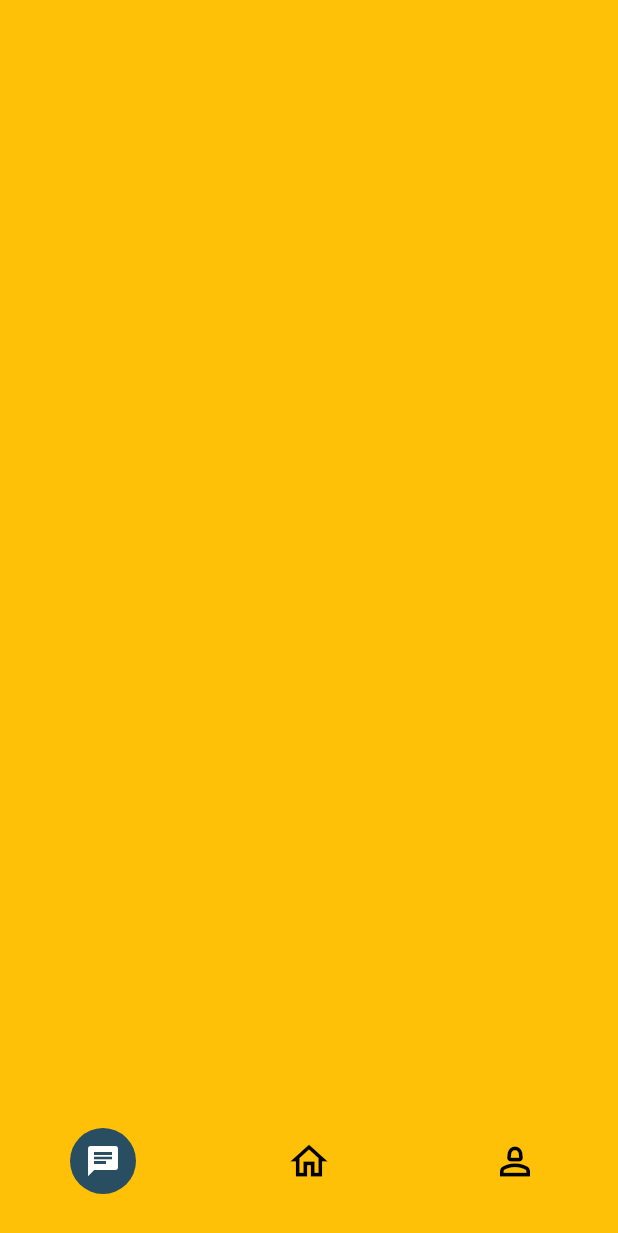
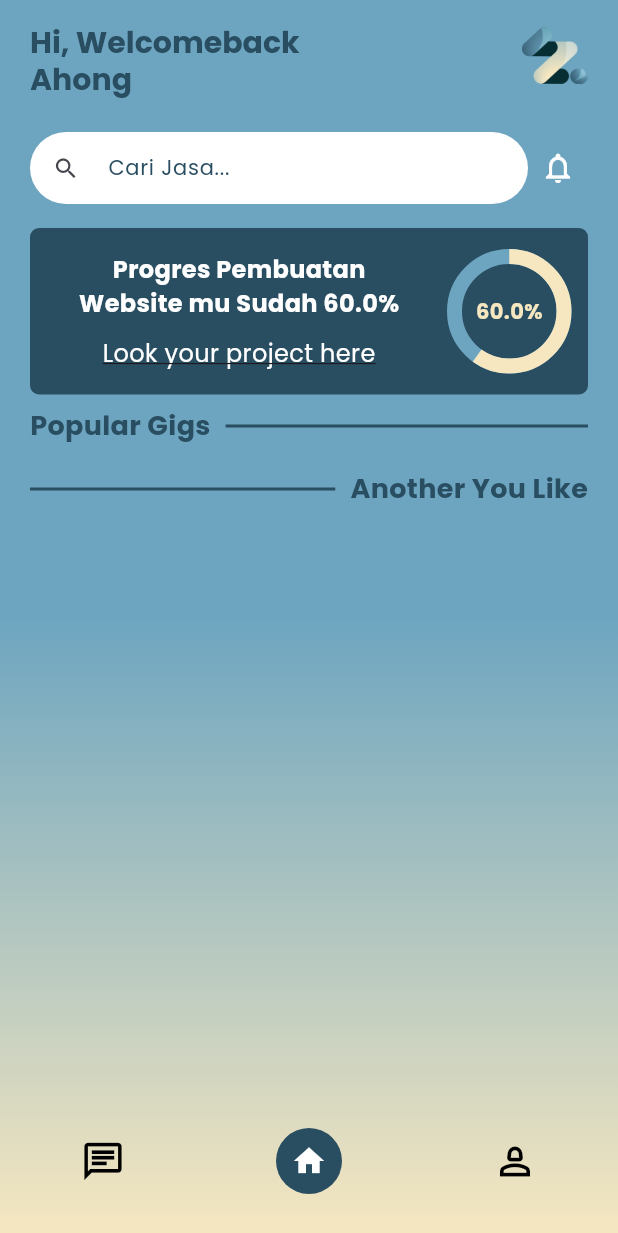
Before and after one commit to mkreatif/skill_bridge_u5b, a Flutter app: the screen it shows after launch, on a phone screen of 412 x 824 dp. Shown: the top 1233 px of the screen. Run offline on Flutter 3.47's test engine with Material 3 defaults, Android fonts, the phone set to English and light mode, and no system bars; our stand-ins replace cached_network_image, flutter_svg, gap, get, google_fonts, hexcolor.

Commit message:
update: creating some layout on home page

```diff
--- a/lib/core/widgets/custom_text_form_field.dart
+++ b/lib/core/widgets/custom_text_form_field.dart
@@ -1,8 +1,8 @@
 part of app_core;
 
 class CustomTextFormField extends StatelessWidget {
-  const CustomTextFormField({
-    Key? key,
+  const CustomTextFormField(
+      {Key? key,
       this.alignment,
       this.width,
       this.controller,
@@ -24,9 +24,11 @@ class CustomTextFormField extends StatelessWidget {
       this.fillColor,
       this.filled = true,
       this.validator,
-  }) : super(
+      this.borderRadius = 6})
+      : super(
           key: key,
         );
+  final double borderRadius;
 
   final Alignment? alignment;
 
@@ -108,17 +110,17 @@ class CustomTextFormField extends StatelessWidget {
         filled: filled,
         border: borderDecoration ??
             OutlineInputBorder(
-              borderRadius: BorderRadius.circular(6),
+              borderRadius: BorderRadius.circular(borderRadius),
               borderSide: BorderSide.none,
             ),
         enabledBorder: borderDecoration ??
             OutlineInputBorder(
-              borderRadius: BorderRadius.circular(6),
+              borderRadius: BorderRadius.circular(borderRadius),
               borderSide: BorderSide.none,
             ),
         focusedBorder: borderDecoration ??
             OutlineInputBorder(
-              borderRadius: BorderRadius.circular(6),
+              borderRadius: BorderRadius.circular(borderRadius),
               borderSide: BorderSide.none,
             ),
       );
--- a/lib/core/widgets/text_style.dart
+++ b/lib/core/widgets/text_style.dart
@@ -1,4 +1,9 @@
 part of app_core;
+
+class FontFamily {
+  static const poppins = "Poppins";
+
+}
 
 TextStyle safeGoogleFont(
   String fontFamily, {
--- a/lib/pages/user/app_user_library.dart
+++ b/lib/pages/user/app_user_library.dart
@@ -1,9 +1,15 @@
 library app_user_library;
 
 import 'package:flutter/material.dart';
+import 'package:gap/gap.dart';
 import 'package:get/get.dart';
+import 'package:hexcolor/hexcolor.dart';
 import 'package:skill_bridge_u5b/core/app_core.dart';
 
 part 'view/home_screen.dart';
+part 'view/dashboard_screen.dart';
 part 'controller/home_controller.dart';
 part 'binding/home_binding.dart';
+
+part 'widget/project_progress.dart';
+part 'widget/custom_divider.dart';
--- a/lib/pages/user/controller/home_controller.dart
+++ b/lib/pages/user/controller/home_controller.dart
@@ -1,7 +1,19 @@
 part of app_user_library;
 
+class HomeController extends GetxController {
+  final ScrollController dashboardScroll = ScrollController();
+  final RxBool isPinnedDashboard = RxBool(false);
+  final RxInt index = RxInt(1);
 
-class HomeController extends GetxController {
-  final RxInt index = RxInt(0);
-
+  @override
+  void onInit() {
+    super.onInit();
+    dashboardScroll.addListener(() {
+      if (dashboardScroll.offset > 80) {
+        isPinnedDashboard.value= true;
+      }else{
+        isPinnedDashboard.value = false;
+      }
+    });
+  }
 }
--- /dev/null
+++ b/lib/pages/user/view/dashboard_screen.dart
@@ -0,0 +1,107 @@
+part of app_user_library;
+
+class DashboardScreen extends GetView<HomeController> {
+  const DashboardScreen({Key? key}) : super(key: key);
+
+  @override
+  Widget build(BuildContext context) {
+    return Scaffold(
+      backgroundColor: Colors.transparent,
+      body: NestedScrollView(
+        controller: controller.dashboardScroll,
+        headerSliverBuilder: (context, innerBoxIsScrolled) {
+          return [
+            SliverAppBar(
+              backgroundColor: Colors.transparent,
+              foregroundColor: appTheme.blueGray800,
+              pinned: false,
+              elevation: 1,
+              toolbarHeight: 80,
+              titleSpacing: 0,
+              title: Column(
+                mainAxisSize: MainAxisSize.min,
+                children: [
+                  Padding(
+                    padding: const EdgeInsets.symmetric(horizontal: 20),
+                    child: Row(
+                      crossAxisAlignment: CrossAxisAlignment.start,
+                      children: [
+                        Expanded(
+                          child: Text(
+                            "Hi, Welcomeback \nAhong",
+                            style: safeGoogleFont(
+                              FontFamily.poppins,
+                              fontSize: 20,
+                              fontWeight: FontWeight.bold,
+                              color: appTheme.blueGray800,
+                            ),
+                          ),
+                        ),
+                        Image.asset(
+                          ImageConstant.imgLogo,
+                          width: 44,
+                          height: 44,
+                        )
+                      ],
+                    ),
+                  ),
+                ],
+              ),
+            ),
+            SliverList(
+              delegate: SliverChildListDelegate.fixed(
+                [
+                  Padding(
+                    padding: const EdgeInsets.symmetric(
+                        horizontal: 20.0, vertical: 8),
+                    child: Row(
+                      children: [
+                        Expanded(
+                          child: CustomTextFormField(
+                            borderRadius: 50,
+                            prefix: Icon(Icons.search),
+                            hintText: "Cari Jasa...",
+                          ),
+                        ),
+                        Padding(
+                          padding: const EdgeInsets.all(8.0),
+                          child: Icon(
+                            Icons.notifications_outlined,
+                            color: Colors.white,
+                          ),
+                        )
+                      ],
+                    ),
+                  ),
+                ],
+              ),
+            ),
+          ];
+        },
+        body: Padding(
+          padding: const EdgeInsets.symmetric(vertical: 8.0, horizontal: 20),
+          child: SingleChildScrollView(
+            child: Column(
+              children: [
+                ProjectProgress(
+                  progress: 60,
+                ),
+                CustomDivider(
+                  label: "Popular Gigs",
+                  color: appTheme.blueGray800,
+                  fontSize: 18,
+                ),
+                CustomDivider(
+                  label: "Another You Like",
+                  color: appTheme.blueGray800,
+                  fontSize: 18,
+                  textDirection: TextDirection.rtl,
+                )
+              ],
+            ),
+          ),
+        ),
+      ),
+    );
+  }
+}
--- a/lib/pages/user/view/home_screen.dart
+++ b/lib/pages/user/view/home_screen.dart
@@ -16,9 +16,7 @@ class HomeScreen extends GetView<HomeController> {
               Container(
                 color: Colors.amber,
               ),
-              Container(
-                color: Colors.red,
-              ),
+              DashboardScreen(),
               Container(
                 color: Colors.yellow,
               )
--- /dev/null
+++ b/lib/pages/user/widget/custom_divider.dart
@@ -0,0 +1,45 @@
+part of app_user_library;
+
+class CustomDivider extends StatelessWidget {
+  final String label;
+  final double fontSize;
+  final double thickness;
+  final Color color;
+  final TextDirection textDirection;
+
+  const CustomDivider({
+    Key? key,
+    required this.label,
+    this.fontSize = 14,
+    this.thickness = 2,
+    required this.color,
+    this.textDirection = TextDirection.ltr,
+  }) : super(key: key);
+
+  @override
+  Widget build(BuildContext context) {
+    return Padding(
+      padding: const EdgeInsets.symmetric(vertical: 8.0),
+      child: Row(
+        textDirection: textDirection,
+        children: [
+          Text(
+            label,
+            style: safeGoogleFont(
+                color: color,
+                FontFamily.poppins,
+                fontSize: fontSize,
+                fontWeight: FontWeight.bold),
+          ),
+          Gap(10),
+          Expanded(
+            child: Divider(
+              thickness: thickness,
+              color: color,
+            ),
+          )
+        ],
+      ),
+    );
+  }
+}
--- /dev/null
+++ b/lib/pages/user/widget/project_progress.dart
@@ -0,0 +1,88 @@
+part of app_user_library;
+
+class ProjectProgress extends StatelessWidget {
+  final Color? backgroundColor;
+  final double progress;
+  const ProjectProgress(
+      {Key? key, this.backgroundColor, required this.progress})
+      : super(key: key);
+
+  @override
+  Widget build(BuildContext context) {
+    return Container(
+      padding: EdgeInsets.all(16),
+      decoration: BoxDecoration(
+        borderRadius: BorderRadius.circular(6),
+        color: backgroundColor ?? appTheme.blueGray800,
+      ),
+      child: Row(
+        children: [
+          Expanded(
+            child: Column(
+              mainAxisSize: MainAxisSize.min,
+              crossAxisAlignment: CrossAxisAlignment.center,
+              children: [
+                Text(
+                  "Progres Pembuatan\nWebsite mu Sudah $progress%",
+                  softWrap: true,
+                  textAlign: TextAlign.center,
+                  style: safeGoogleFont(
+                    FontFamily.poppins,
+                    fontSize: 16,
+                    fontWeight: FontWeight.bold,
+                    color: Colors.white,
+                  ),
+                ),
+                Gap(10),
+                GestureDetector(
+                  onTap: () {},
+                  child: Text(
+                    "Look your project here",
+                    softWrap: true,
+                    textAlign: TextAlign.center,
+                    style: safeGoogleFont(
+                      FontFamily.poppins,
+                      fontSize: 16,
+                      decoration: TextDecoration.underline,
+                      color: Colors.white,
+                    ),
+                  ),
+                )
+              ],
+            ),
+          ),
+          Gap(20),
+          SizedBox(
+            height: 73,
+            width: 73,
+            child: Stack(
+              children: [
+                Positioned.fill(
+                  child: CircularProgressIndicator(
+                    value: progress / 100,
+                    strokeWidth: 10,
+                    valueColor: AlwaysStoppedAnimation<Color>(
+                      HexColor('#F6E7C0'),
+                    ),
+                    backgroundColor: HexColor('6DA5C0'),
+                  ),
+                ),
+                Center(
+                  child: Text(
+                    "$progress%",
+                    style: safeGoogleFont(
+                      FontFamily.poppins,
+                      fontWeight: FontWeight.bold,
+                      fontSize: 14,
+                      color: HexColor('#F6E7C0'),
+                    ),
+                  ),
+                )
+              ],
+            ),
+          )
+        ],
+      ),
+    );
+  }
+}
--- a/pubspec.yaml
+++ b/pubspec.yaml
@@ -41,6 +41,7 @@ dependencies:
   cached_network_image: ^3.3.0
   gap: ^3.0.1
   google_fonts: ^6.1.0
+  hexcolor: ^3.0.1
 
 dev_dependencies:
   flutter_test:
```
Also changed, not shown: pubspec.lock. Lines whose indentation alone changed are shown as unchanged.
